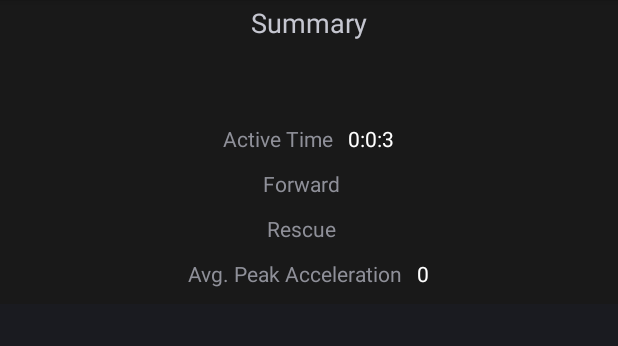
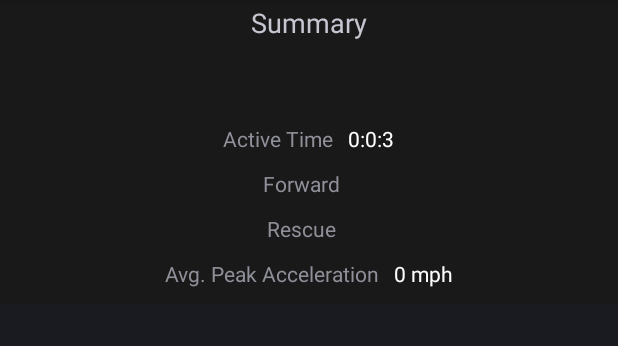
Before and after one commit to Srikanth-AD/AndroidWear-TableTennisTechnique, an Android app: the DetectForwardUpwardMove screen opened directly, with no data from a screen before it, after a tap on "STOP", on a phone screen of 412 x 824 dp, the part 84-430 px from its top. Run offline under Robolectric (Android 15) with nearby library versions, the phone set to English and light mode, and no system bars; 1 statement that could not run was skipped; 2 other taps on this screen came first.

Commit message:
Added mph conversion for avg. peak acceleration for display in summary activity

```diff
--- a/wear/src/main/java/me/srikanth/myapplication/activities/DetectForwardUpwardMove.java
+++ b/wear/src/main/java/me/srikanth/myapplication/activities/DetectForwardUpwardMove.java
@@ -111,7 +111,7 @@ public class DetectForwardUpwardMove extends FragmentActivity {
                     i.putExtra("stopTime", mModel.getStopTime().getValue());
                     i.putExtra("forwardCount", mModel.getForwardCount().getValue());
                     i.putExtra("rescueCount", mModel.getRescueCount().getValue());
-                    i.putExtra("avgPeakAcceleration", (int) avgPeakAcceleration(peakAccelerations));
+                    i.putExtra("avgPeakAcceleration", (int) Utils.average(peakAccelerations));
 
                     startActivity(i);
                 }
@@ -174,17 +174,6 @@ public class DetectForwardUpwardMove extends FragmentActivity {
         };
     }
 
-    private float avgPeakAcceleration(List<Integer> accelerationsList) {
-        if (accelerationsList.size() < 1) {
-            return 0;
-        }
-        int sum = 0;
-        for (Integer item : accelerationsList) {
-            sum += item;
-        }
-        return sum / accelerationsList.size();
-    }
-
     private void incrementForwardCount() {
         forwardCount++;
         mModel.getForwardCount().setValue(forwardCount);
--- a/wear/src/main/java/me/srikanth/myapplication/activities/SummaryActivity.java
+++ b/wear/src/main/java/me/srikanth/myapplication/activities/SummaryActivity.java
@@ -35,7 +35,15 @@ public class SummaryActivity extends FragmentActivity {
 
         exerciseNameTextView.setText(exerciseName);
         activeTimeTextView.setText(Utils.timeConversion(startTime, stopTime));
-        avgPeakAccelerationTextView.setText(String.valueOf(avgPeakAcceleration));
+
+        avgPeakAccelerationTextView.setText(String.valueOf(Utils.convertms2tomph(avgPeakAcceleration)));
+        avgPeakAccelerationTextView.append(" "); // @todo clean up using string templates
+        avgPeakAccelerationTextView.append(getText(R.string.mph));
+
+        if (exerciseName == null ) {
+            Log.d("Exercise name", "is null");
+            return;
+        }
 
         switch (exerciseName) {
 
--- a/wear/src/main/java/me/srikanth/myapplication/helpers/Utils.java
+++ b/wear/src/main/java/me/srikanth/myapplication/helpers/Utils.java
@@ -2,6 +2,9 @@ package me.srikanth.myapplication.helpers;
 
 import android.content.Context;
 import android.os.Vibrator;
+import android.util.Log;
+
+import java.util.List;
 
 public class Utils {
 
@@ -28,5 +31,24 @@ public class Utils {
         return hours + ":" + minutes + ":" + seconds;
     }
 
+    public static float average(List<Integer> itemList) {
+        if (itemList.size() < 1) {
+            return 0;
+        }
+        int sum = 0;
+        for (Integer item : itemList) {
+            sum += item;
+        }
+        return sum / itemList.size();
+    }
+
+    // Convert ms2 to mph
+    public static int convertms2tomph(int ms2) {
+        if (ms2 < 1) {
+            return 0;
+        }
+        Log.d("convertMs2tomph", (int) (ms2 * 2.2369362912) + "");
+        return (int) (ms2 * 2.2369362912);
+    }
 
 }
```
